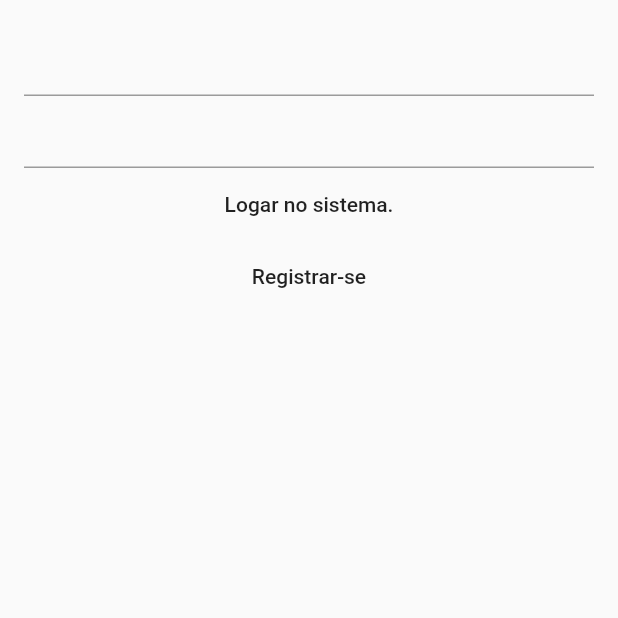
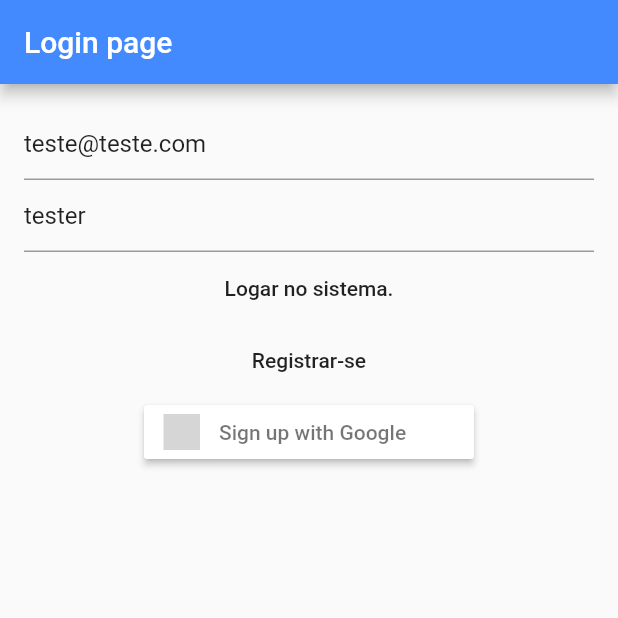
Before and after one commit to NegoPrograma/gamer-tinder, a Flutter app: the screen it shows after launch, after a tap on "Logar no sistema.", on a phone screen of 412 x 824 dp, the top half of it. Run offline on Flutter 3.47's test engine with Material 2 defaults, Android fonts, the phone set to English and light mode, and no system bars; our stand-ins replace cloud_firestore, firebase_auth, firebase_core, flutter_signin_button, google_sign_in; accounts and stored records are empty; network calls fail; grey boxes are pictures that could not be loaded.

Commit message:
google user account integration in progress

```diff
--- a/lib/login.dart
+++ b/lib/login.dart
@@ -5,15 +5,20 @@
 import 'package:flutter/material.dart';
 import 'package:firebase_core/firebase_core.dart';
 import 'package:firebase_auth/firebase_auth.dart';
+import 'package:flutter_signin_button/flutter_signin_button.dart';
+import 'package:google_sign_in/google_sign_in.dart';
 import 'package:gamer_tinder/register.dart';
+import 'package:gamer_tinder/home.dart';
 
 class Login extends StatefulWidget {
   /**
    * Setting login UI variables
    */
 
-  TextEditingController _emailController = TextEditingController();
-  TextEditingController _passwordController = TextEditingController();
+  TextEditingController _emailController =
+      TextEditingController(text: "teste@teste.com");
+  TextEditingController _passwordController =
+      TextEditingController(text: "tester");
 
   @override
   _LoginState createState() => _LoginState();
@@ -30,18 +35,77 @@ class _LoginState extends State<Login> {
   }
 
   @override
+  void initState() {
+    // TODO: implement initState
+    super.initState();
+    FirebaseAuth.instance.signOut();
+  }
+
+  void enterHomeScreen(context) {
+    Navigator.push(
+      context,
+      MaterialPageRoute(
+        builder: (context) => Home(),
+      ),
+    );
+  }
+
+  void signIn(email, password) async {
+    UserCredential userCredential = await FirebaseAuth.instance
+        .signInWithEmailAndPassword(email: email, password: password);
+    if (userCredential.user.email != "") enterHomeScreen(this.context);
+  }
+
+  void googleSignIn() async {
+      UserCredential userCredential = await signInWithGoogle();
+      if (userCredential.user.email != "") enterHomeScreen(this.context);
+  }
+
+  Future<UserCredential> signInWithGoogle() async {
+    // Trigger the authentication flow
+    final GoogleSignInAccount googleUser = await GoogleSignIn().signIn();
+
+    // Obtain the auth details from the request
+    final GoogleSignInAuthentication googleAuth =
+        await googleUser.authentication;
+
+    // Create a new credential
+    final GoogleAuthCredential credential = GoogleAuthProvider.credential(
+      accessToken: googleAuth.accessToken,
+      idToken: googleAuth.idToken,
+    );
+
+    // Once signed in, return the UserCredential
+    return await FirebaseAuth.instance.signInWithCredential(credential);
+  }
+
+  @override
   Widget build(BuildContext context) {
     return Scaffold(
+      appBar: AppBar(
+        title: Text("Login page"),
+        backgroundColor: Colors.blueAccent,
+      ),
       body: Container(
         padding: EdgeInsets.all(16),
         child: Column(
           children: [
             TextField(controller: widget._emailController),
             TextField(controller: widget._passwordController),
-            FlatButton(onPressed: () => {}, child: Text("Logar no sistema.")),
             FlatButton(
-                onPressed: () => enterRegisterScreen(this.context),
-                child: Text("Registrar-se"))
+                onPressed: () => signIn(widget._emailController.text,
+                    widget._passwordController.text),
+                child: Text("Logar no sistema.")),
+            FlatButton(
+              onPressed: () => enterRegisterScreen(this.context),
+              child: Text("Registrar-se"),
+            ),
+            // with custom text
+            SignInButton(
+              Buttons.Google,
+              text: "Sign up with Google",
+              onPressed: () => googleSignIn(),
+            )
           ],
         ),
       ),
--- a/pubspec.yaml
+++ b/pubspec.yaml
@@ -30,6 +30,8 @@ dependencies:
   cupertino_icons: ^1.0.0
   firebase_auth: ^0.18.2
   cloud_firestore: ^0.14.2
+  google_sign_in: "^4.5.1"
+  flutter_signin_button: ^1.1.0
 
 dev_dependencies:
   flutter_test:
```
Also changed, not shown: lib/home.dart (+40 -0 lines), lib/register.dart (+19 -5 lines), 2 other files.
